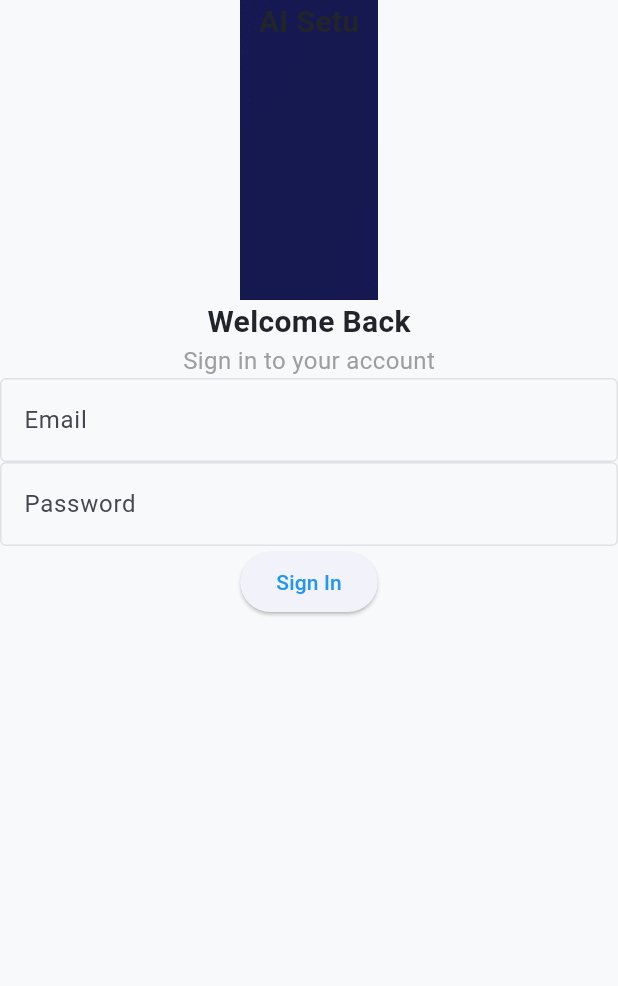
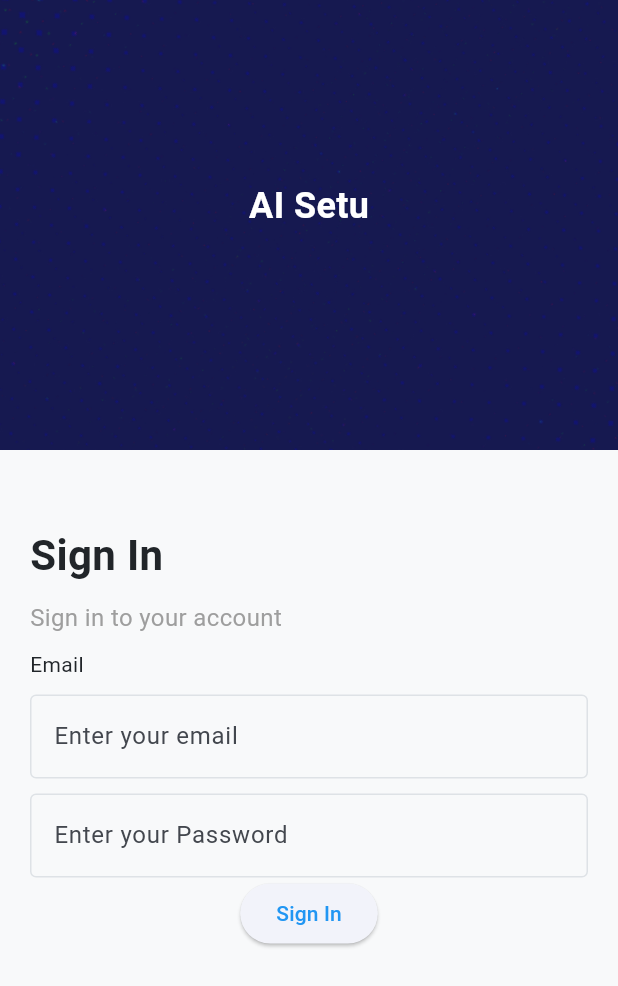
Before and after one commit to hkdigiverse2108/ERP-Application, a Flutter app: the screen it shows after launch, on a phone screen of 412 x 824 dp. Shown: the top 986 px of the screen. Run offline on Flutter 3.47's test engine with Material 3 defaults, Android fonts, the phone set to English and light mode, and no system bars; our stand-ins replace get, get_storage.

Commit message:
few update in sign in page

```diff
--- a/lib/modules/auth/views/sign_in.dart
+++ b/lib/modules/auth/views/sign_in.dart
@@ -14,39 +14,63 @@ class SignIn extends StatelessWidget {
               children: [
                 Image.asset(
                   Images.splashBg,
-                  height: 200,
+                  fit: BoxFit.cover,
+                  height: 300,
                   width: double.infinity,
                 ),
-                Center(
+                Positioned(
+                  top: 120,
+                  left: 0,
+                  right: 0,
+                  child: Center(
                     child: Text(
                       "AI Setu",
-                    style: TextStyle(fontSize: 20, fontWeight: FontWeight.bold),
+                      style: TextStyle(
+                        fontSize: 24,
+                        fontWeight: FontWeight.bold,
+                        color: Colors.white,
+                      ),
+                    ),
                   ),
                 ),
               ],
             ),
+            SizedBox(height: 50),
 
             // Sign In
+            Padding(
+              padding: const EdgeInsets.symmetric(horizontal: 20),
+              child: Column(
+                mainAxisAlignment: MainAxisAlignment.start,
+                crossAxisAlignment: CrossAxisAlignment.start,
+                spacing: 10,
+                children: [
                   Text(
-              "Welcome Back",
-              style: TextStyle(fontSize: 20, fontWeight: FontWeight.bold),
+                    "Sign In",
+                    style: TextStyle(fontSize: 28, fontWeight: FontWeight.bold),
                   ),
                   Text(
                     "Sign in to your account",
                     style: TextStyle(fontSize: 16, color: Colors.grey),
                   ),
+
+                  Text("Email", style: TextStyle(fontSize: 14)),
                   TextFormField(
                     decoration: InputDecoration(
-                labelText: "Email",
+                      hintText: "Enter your email",
                       border: OutlineInputBorder(),
                     ),
                   ),
                   TextFormField(
                     decoration: InputDecoration(
-                labelText: "Password",
+                      hintText: "Enter your Password",
                       border: OutlineInputBorder(),
                     ),
                   ),
+                ],
+              ),
+            ),
+            SizedBox(),
             ElevatedButton(onPressed: () {}, child: Text("Sign In")),
           ],
         ),
```
Lines whose indentation alone changed are shown as unchanged.
